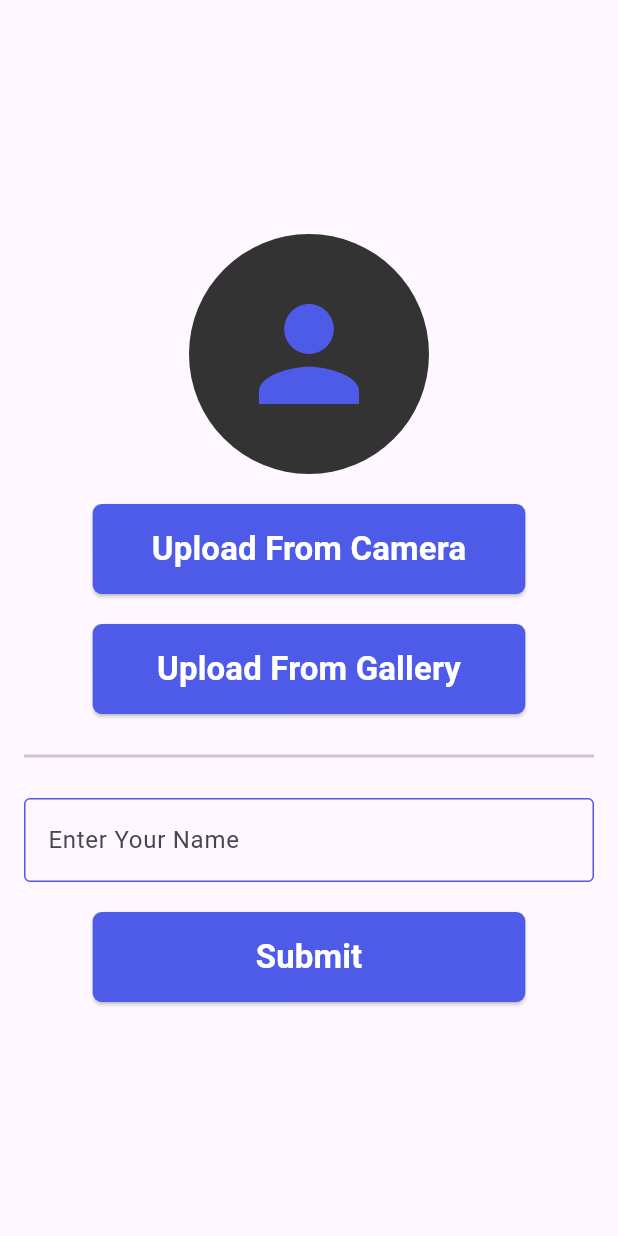
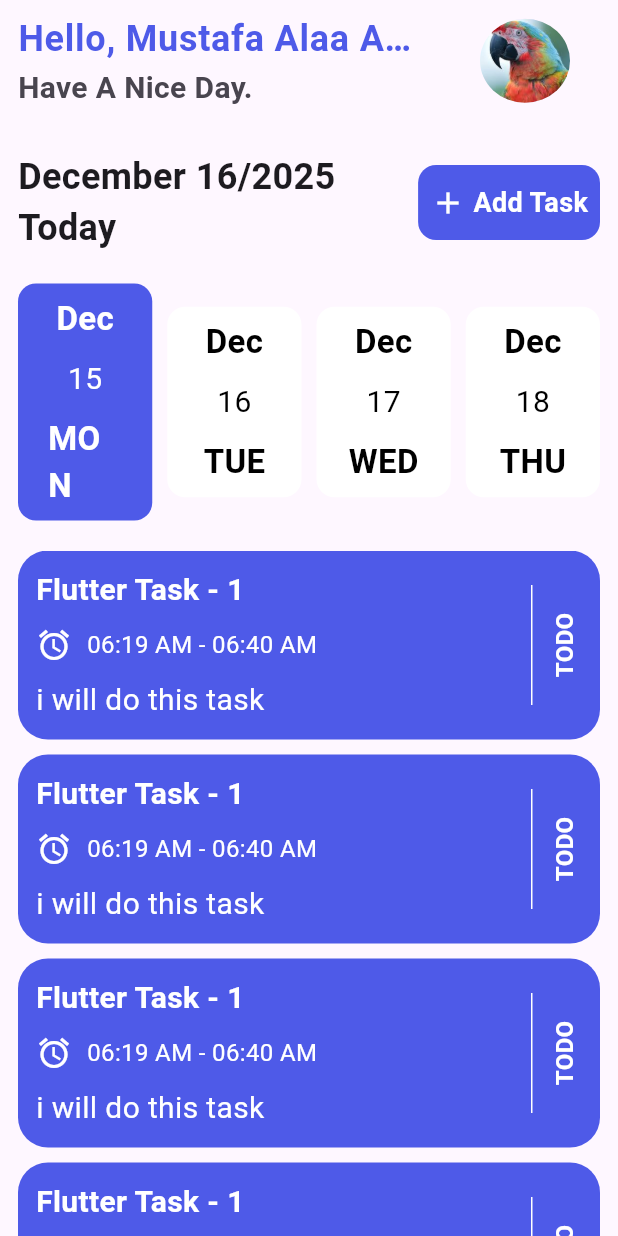
Before and after one commit to moustafa3laa2/taskati, a Flutter app: the screen it shows after launch, after a tap on "Submit", on a phone screen of 412 x 824 dp. Run offline on Flutter 3.47's test engine with Material 3 defaults, Android fonts, the phone set to English and light mode, and no system bars; our stand-ins replace image_picker, lottie.

Commit message:
add home screen

```diff
--- a/lib/screens/auth_screen.dart
+++ b/lib/screens/auth_screen.dart
@@ -2,6 +2,7 @@ import 'dart:io';
 
 import 'package:flutter/material.dart';
 import 'package:image_picker/image_picker.dart';
+import 'package:taskati/screens/home_screen.dart';
 import 'package:taskati/widgets/app_text_field.dart';
 
 import '../widgets/app_button.dart';
@@ -72,7 +73,9 @@ class _AuthScreenState extends State<AuthScreen> {
               AppTextField(label: "Enter Your Name"),
               SizedBox(height: 20),
 
-              AppButton(title: "Submit", onPressed: (){}),
+              AppButton(title: "Submit", onPressed: (){
+                Navigator.pushAndRemoveUntil(context, MaterialPageRoute(builder: (context)=> HomeScreen()), (route) => false,);
+              }),
 
             ],
           ),
--- /dev/null
+++ b/lib/screens/home_screen.dart
@@ -0,0 +1,98 @@
+import 'package:flutter/material.dart';
+import 'package:taskati/widgets/custom_app_bar.dart';
+import 'package:taskati/widgets/day_container.dart';
+import 'package:taskati/widgets/task_container.dart';
+
+class HomeScreen extends StatelessWidget {
+  const HomeScreen({super.key});
+
+  @override
+  Widget build(BuildContext context) {
+    return Scaffold(
+      body: SafeArea(
+        child: Padding(
+          padding: const EdgeInsets.symmetric(horizontal: 12),
+          child: Column(
+            children: [
+              CustomAppBar(),
+              SizedBox(height: 20),
+              Row(
+                mainAxisAlignment: MainAxisAlignment.spaceBetween,
+                children: [
+                  Column(
+                    crossAxisAlignment: CrossAxisAlignment.start,
+                    children: [
+                      Text(
+                        "December 16/2025",
+                        style: TextStyle(
+                          fontWeight: FontWeight.bold,
+                          fontSize: 24,
+                        ),
+                      ),
+                      Text(
+                        "Today",
+                        style: TextStyle(
+                          fontWeight: FontWeight.bold,
+                          fontSize: 24,
+                        ),
+                      ),
+                    ],
+                  ),
+                  Container(
+                    height: 50,
+                    decoration: BoxDecoration(
+                      color: Color(0xff4e5ae8),
+                      borderRadius: BorderRadiusGeometry.circular(12),
+                    ),
+                    child: Padding(
+                      padding: const EdgeInsets.all(8.0),
+                      child: Row(
+                        children: [
+                          Icon(Icons.add, color: Colors.white),
+                          Text(
+                            " Add Task",
+                            style: TextStyle(
+                              color: Colors.white,
+                              fontSize: 18,
+                              fontWeight: FontWeight.bold,
+                            ),
+                          ),
+                        ],
+                      ),
+                    ),
+                  ),
+                ],
+              ),
+
+              SizedBox(height: 20),
+              Row(
+                spacing: 10,
+                children: [
+                  DayContainer(
+                    month: "Dec",
+                    day: "15",
+                    dayOfWeek: "MON",
+                    isSelected: true,
+                  ),
+                  DayContainer(month: "Dec", day: "16", dayOfWeek: "TUE"),
+                  DayContainer(month: "Dec", day: "17", dayOfWeek: "WED"),
+                  DayContainer(month: "Dec", day: "18", dayOfWeek: "THU"),
+                ],
+              ),
+              SizedBox(height: 20),
+              Expanded(
+                child: ListView.separated(
+                  separatorBuilder: (context, index) => SizedBox(height: 10),
+                  itemCount: 6,
+                  itemBuilder: (context, index) {
+                    return TaskContainer();
+                  },
+                ),
+              ),
+            ],
+          ),
+        ),
+      ),
+    );
+  }
+}
--- /dev/null
+++ b/lib/widgets/custom_app_bar.dart
@@ -0,0 +1,37 @@
+import 'package:flutter/material.dart';
+
+class CustomAppBar extends StatelessWidget {
+  const CustomAppBar({super.key});
+
+  @override
+  Widget build(BuildContext context) {
+    return ListTile(
+      contentPadding: EdgeInsets.zero,
+      title: Text(
+        "Hello, Mustafa Alaa Ahmed",
+        style: TextStyle(
+          color: Color(0xff4e5ae8),
+          fontSize: 24,
+          fontWeight: FontWeight.bold,
+        ),
+        overflow: TextOverflow.ellipsis,
+      ),
+      subtitle: Text(
+        "Have A Nice Day.",
+        style: TextStyle(fontSize: 20, fontWeight: FontWeight.bold),
+      ),
+      trailing: CircleAvatar(
+        radius: 50,
+
+        child: ClipOval(
+          child: Image.asset(
+            height: 60,
+            width: 60,
+            fit: BoxFit.cover,
+            "assets/images/pic.jpg",
+          ),
+        ),
+      ),
+    );
+  }
+}
--- /dev/null
+++ b/lib/widgets/day_container.dart
@@ -0,0 +1,58 @@
+import 'package:flutter/material.dart';
+
+class DayContainer extends StatelessWidget {
+  final String month;
+  final String day;
+  final String dayOfWeek;
+  final bool isSelected;
+  const DayContainer({
+    super.key,
+    required this.month,
+    required this.day,
+    required this.dayOfWeek,
+    this.isSelected = false,
+  });
+
+  @override
+  Widget build(BuildContext context) {
+    return Expanded(
+      child: Container(
+        decoration: BoxDecoration(
+          color: isSelected ? Color(0xff4e5ae8) : Colors.white,
+          borderRadius: BorderRadius.circular(12),
+        ),
+        child: Padding(
+          padding: const EdgeInsets.symmetric(vertical: 8.0, horizontal: 20),
+          child: Column(
+            spacing: 10,
+            children: [
+              Text(
+                month,
+                style: TextStyle(
+                  fontSize: 22,
+                  fontWeight: FontWeight.bold,
+                  color: isSelected ? Colors.white : Colors.black,
+                ),
+              ),
+              Text(
+                day,
+                style: TextStyle(
+                  fontSize: 20,
+                  color: isSelected ? Colors.white : Colors.black,
+                ),
+              ),
+              Text(
+                dayOfWeek,
+                style: TextStyle(
+                  fontSize: 22,
+                  fontWeight: FontWeight.bold,
+                  color: isSelected ? Colors.white : Colors.black,
+                ),
+              ),
+            ],
+          ),
+        ),
+      ),
+    );
+  }
+}
--- /dev/null
+++ b/lib/widgets/task_container.dart
@@ -0,0 +1,66 @@
+import 'package:flutter/material.dart';
+
+class TaskContainer extends StatelessWidget {
+  const TaskContainer({super.key});
+
+  @override
+  Widget build(BuildContext context) {
+    return Container(
+      padding: EdgeInsets.all(12),
+      decoration: BoxDecoration(
+        color: Color(0xff4e5ae8),
+        borderRadius: BorderRadiusGeometry.circular(20),
+      ),
+      child: Row(
+        children: [
+          Column(
+            spacing: 10,
+            crossAxisAlignment: CrossAxisAlignment.start,
+            children: [
+              Text(
+                "Flutter Task - 1",
+                style: TextStyle(
+                  color: Colors.white,
+                  fontSize: 20,
+                  fontWeight: FontWeight.bold,
+                ),
+                overflow: TextOverflow.ellipsis,
+              ),
+              Row(
+                children: [
+                  Icon(Icons.alarm, color: Colors.white),
+                  SizedBox(width: 10),
+                  Text(
+                    "06:19 AM - 06:40 AM",
+                    style: TextStyle(color: Colors.white, fontSize: 16),
+                  ),
+                ],
+              ),
+              Text(
+                "i will do this task",
+                style: TextStyle(color: Colors.white, fontSize: 20),
+              ),
+            ],
+          ),
+          Spacer(),
+          RotatedBox(
+            quarterTurns: 2,
+            child: Container(color: Colors.white, width: 1, height: 80),
+          ),
+          SizedBox(width: 10),
+          RotatedBox(
+            quarterTurns: 3,
+            child: Text(
+              "TODO",
+              style: TextStyle(
+                color: Colors.white,
+                fontWeight: FontWeight.bold,
+                fontSize: 16,
+              ),
+            ),
+          ),
+        ],
+      ),
+    );
+  }
+}
```
Also changed, not shown: assets/images/pic.jpg (added).
